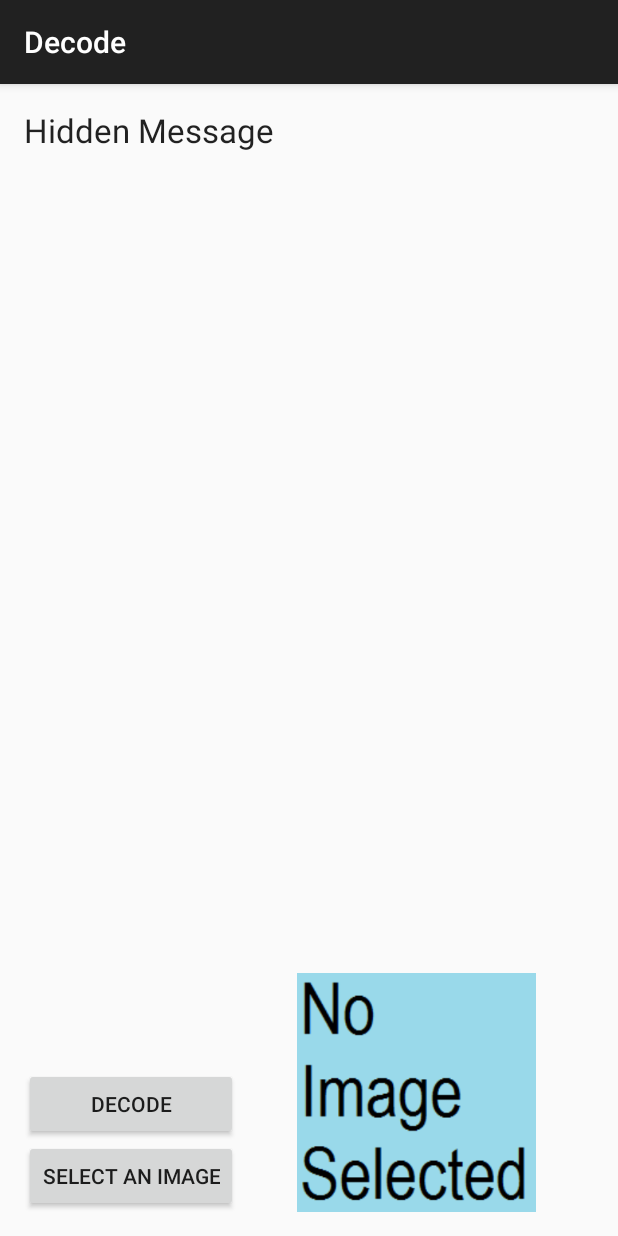
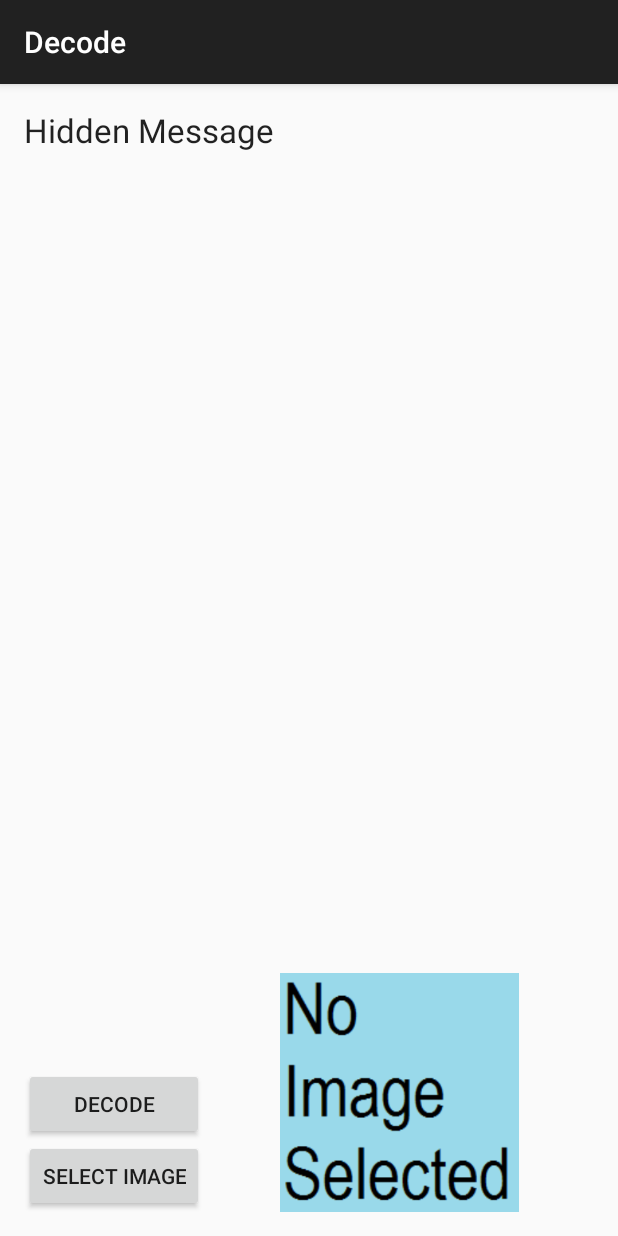
Before and after one commit to AugustanaCSC490Spring2015/CipherSquadSteganographyTool, an Android app: the DecodeActivity screen opened directly, with no data from a screen before it, on a phone screen of 412 x 824 dp. Run offline under Robolectric (Android 15) with nearby library versions, the phone set to English and light mode, and no system bars; 1 statement that could not run was skipped.

Commit message:
Updated readme and changed a button text to a string resource

```diff
--- a/app/src/main/res/layout/activity_decode.xml
+++ b/app/src/main/res/layout/activity_decode.xml
@@ -46,7 +46,7 @@
         <Button
             android:layout_width="match_parent"
             android:layout_height="match_parent"
-            android:text="Select an Image"
+            android:text="@string/selectImageText"
             android:id="@+id/attachImageButton"
             android:layout_alignParentBottom="true"
             android:layout_toLeftOf="@+id/decodeButton"
--- a/app/src/main/res/layout/activity_encode.xml
+++ b/app/src/main/res/layout/activity_encode.xml
@@ -52,7 +52,7 @@
         <Button
             android:layout_width="fill_parent"
             android:layout_height="fill_parent"
-            android:text="Select an Image"
+            android:text="@string/selectImageText"
             android:id="@+id/selectImageButton"
             android:layout_above="@+id/encodeButton"
             android:layout_alignParentLeft="true"
```
Also changed, not shown: 1 other file.
